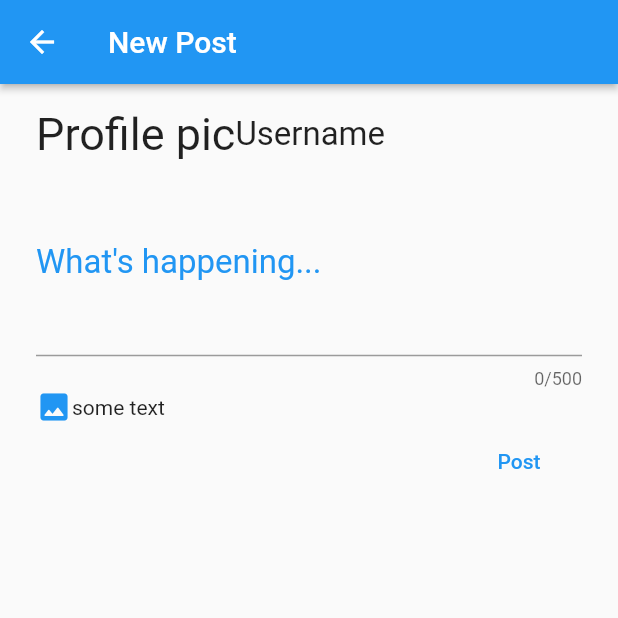
After one commit to prism342/RitterMicroblog, a Flutter app: the MyNewPostScreen screen opened by its route, on a phone screen of 412 x 824 dp, the top half of it. The commit adds this screen. Run offline on Flutter 3.47's test engine with Material 2 defaults, Android fonts, the phone set to English and light mode, and no system bars; our stand-ins replace firebase_auth, firebase_core; missing offline and left inert: firebase_ui_auth; accounts and stored records are empty; generated files the repository leaves out were written again; statements that could not run were skipped.

Commit message:
refactor home screens, add more screen templates

```diff
--- a/lib/explore_screen.dart
+++ b/lib/home_screens/explore_screen.dart
@@ -10,9 +10,16 @@ class MyExploreScreen extends StatefulWidget {
 class _MyExploreScreenState extends State<MyExploreScreen> {
   @override
   Widget build(BuildContext context) {
-    return Container(
-      color: Colors.white,
-      child: Text("Explore Screen"),
+    return Scaffold(
+      appBar: AppBar(
+        leading: Text("Profile Pic"),
+        title: const Text("Discover"),
+        centerTitle: true,
+      ),
+      body: Container(
+        color: Colors.white,
+        child: Text("Explore Screen"),
+      ),
     );
   }
 }
--- a/lib/notifications_screen.dart
+++ b/lib/home_screens/notifications_screen.dart
@@ -10,9 +10,16 @@ class MyNotificationsScreen extends StatefulWidget {
 class _MyNotificationsScreenState extends State<MyNotificationsScreen> {
   @override
   Widget build(BuildContext context) {
-    return Container(
-      color: Colors.white,
-      child: Text("Notifications Screen"),
+    return Scaffold(
+      appBar: AppBar(
+        leading: Text("Profile Pic"),
+        title: const Text("Notifications"),
+        centerTitle: true,
+      ),
+      body: Container(
+        color: Colors.white,
+        child: Text("Notifications Screen"),
+      ),
     );
   }
 }
--- /dev/null
+++ b/lib/home_screens/profile_screen.dart
@@ -0,0 +1,28 @@
+import 'package:flutter/material.dart';
+
+class MyProfileScreen extends StatefulWidget {
+  const MyProfileScreen({super.key});
+
+  @override
+  State<MyProfileScreen> createState() => _MyProfileScreenState();
+}
+
+class _MyProfileScreenState extends State<MyProfileScreen> {
+  @override
+  Widget build(BuildContext context) {
+    return Scaffold(
+      appBar: AppBar(
+        leading: Text("Profile Pic"),
+        title: const Text("Profile"),
+        centerTitle: true,
+        // actions: [
+        //   IconButton(onPressed: () {}, icon: Icon(Icons.settings_rounded))
+        // ],
+      ),
+      body: Container(
+        color: Colors.white,
+        child: Text("Profile Screen"),
+      ),
+    );
+  }
+}
--- /dev/null
+++ b/lib/new_post_screen.dart
@@ -0,0 +1,129 @@
+import 'package:flutter/material.dart';
+
+class MyNewPostScreen extends StatefulWidget {
+  const MyNewPostScreen({super.key});
+
+  @override
+  State<MyNewPostScreen> createState() => _MyNewPostScreenState();
+}
+
+class _MyNewPostScreenState extends State<MyNewPostScreen> {
+  @override
+  Widget build(BuildContext context) {
+    final theme = Theme.of(context);
+
+    return GestureDetector(
+      onTap: () => FocusManager.instance.primaryFocus?.unfocus(),
+      child: Scaffold(
+        appBar: AppBar(
+          title: const Text(
+            "New Post",
+            textAlign: TextAlign.center,
+          ),
+          // backgroundColor: Colors.white,
+          // foregroundColor: Colors.pink[400],
+          elevation: 2,
+        ),
+        body: Container(
+          // color: Colors.white,
+          padding: const EdgeInsets.symmetric(horizontal: 24),
+          child: Column(children: [
+            Padding(
+              padding: const EdgeInsets.only(top: 16),
+              child: Row(
+                // crossAxisAlignment: CrossAxisAlignment.center,
+                children: [
+                  Text(
+                    "Profile pic",
+                    style: TextStyle(fontSize: 30),
+                  ),
+                  Text(
+                    "Username",
+                    style: TextStyle(fontSize: 22),
+                  ),
+                ],
+              ),
+            ),
+            Padding(
+              padding: const EdgeInsets.only(top: 8),
+              child: TextFormField(
+                minLines: 3,
+                maxLines: 5,
+                maxLength: 500,
+
+                style: TextStyle(fontSize: 22), //color: Colors.pink[400]
+                strutStyle: StrutStyle(),
+                // cursorColor: Colors.pink[400],
+                decoration: InputDecoration(
+                  border: UnderlineInputBorder(),
+                  focusedBorder: UnderlineInputBorder(
+                      // borderSide: BorderSide(color: Colors.pink[400]!)
+                      ),
+
+                  labelText: "What's happening...",
+                  // fillColor: Colors.pink[400],
+                  labelStyle: TextStyle(color: theme.colorScheme.secondary),
+                  // focusColor: Colors.pink[400],
+                ),
+                // cursorColor: Colors.pink[400],
+              ),
+            ),
+            // Text("some text"),
+            Row(
+              children: [
+                GestureDetector(
+                  onTap: () {},
+                  child: Icon(
+                    Icons.image_rounded,
+                    color: theme.colorScheme.secondary,
+                  ),
+                ),
+                // IconButton(
+                //     color: Colors.pink[400],
+                //     padding: const EdgeInsets.symmetric(horizontal: 0),
+                //     constraints: BoxConstraints(),
+                //     // style: ButtonStyle(
+                //     //   backgroundColor:
+                //     //       MaterialStateProperty.all(Colors.pink[400]),
+                //     //   foregroundColor:
+                //     //       MaterialStateProperty.all(Colors.pink[400]),
+                //     // ),
+                //     onPressed: () {},
+                //     icon: Icon(
+                //       Icons.image_rounded,
+                //       // color: Colors.pink[400],
+                //     )),
+                // IconButton(
+                //     onPressed: () {}, icon: Icon(Icons.location_on_rounded)),
+                Text("some text"),
+              ],
+            ),
+            Row(
+              mainAxisAlignment: MainAxisAlignment.end,
+              children: [
+                Padding(
+                  padding: EdgeInsets.only(right: 10),
+                  child: TextButton(
+                    onPressed: () {},
+                    style: ButtonStyle(
+                        // backgroundColor:
+                        // MaterialStateProperty.all(Colors.pink[400]),
+                        shape:
+                            MaterialStateProperty.all<RoundedRectangleBorder>(
+                                RoundedRectangleBorder(
+                      borderRadius: BorderRadius.circular(18.0),
+                    ))),
+                    child: Text(
+                      "Post",
+                      style: TextStyle(color: theme.colorScheme.primary),
+                    ),
+                  ),
+                )
+              ],
+            )
+          ]),
+        ),
+      ),
+    );
+  }
+}
--- /dev/null
+++ b/lib/themes.dart
@@ -0,0 +1,16 @@
+import 'package:flutter/material.dart';
+
+// const primaryColor = Colors.amber;
+
+ThemeData lightTheme = ThemeData(
+  brightness: Brightness.light,
+  // primarySwatch: primaryColor,
+  // bottomNavigationBarTheme:
+  //     const BottomNavigationBarThemeData(selectedItemColor: primaryColor),
+  // floatingActionButtonTheme:
+  //     const FloatingActionButtonThemeData(backgroundColor: primaryColor),
+);
+
+ThemeData darkTheme = ThemeData(
+  brightness: Brightness.dark,
+);
```
Also changed, not shown: lib/home_screen.dart (deleted, +0 -18 lines), lib/home_screens/feed_screen.dart (added, +25 -0 lines), lib/home_screens/home_screen.dart (renamed from lib/bottom_nav_screen.dart, +15 -16 lines), lib/main.dart (+11 -6 lines), lib/profile_screen.dart (deleted, +0 -18 lines), lib/settings_screen.dart (added, +18 -0 lines), lib/auth_screens/auth_screens.dart (renamed from lib/auth_screens.dart).
